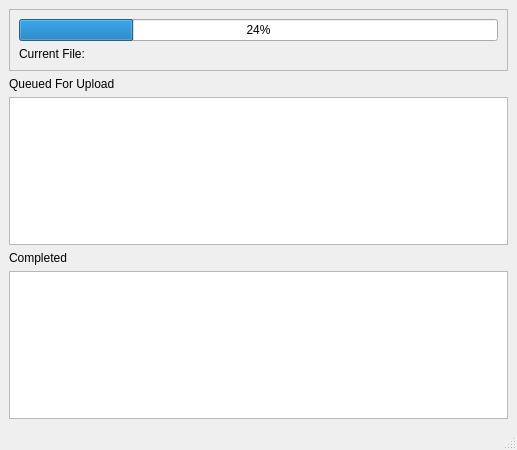
First picture: the form in uploadfileswindow.ui, repository nickdonnelly/horus, before the edit.
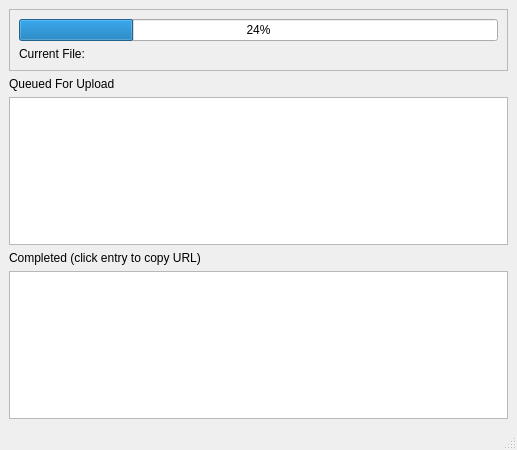
Second picture: the form after the edit.

```diff
--- a/uploadfileswindow.ui
+++ b/uploadfileswindow.ui
@@ -78,7 +78,7 @@
     <item>
      <widget class="QLabel" name="lblCompleted">
       <property name="text">
-       <string>Completed</string>
+       <string>Completed (click entry to copy URL)</string>
       </property>
      </widget>
     </item>
```
